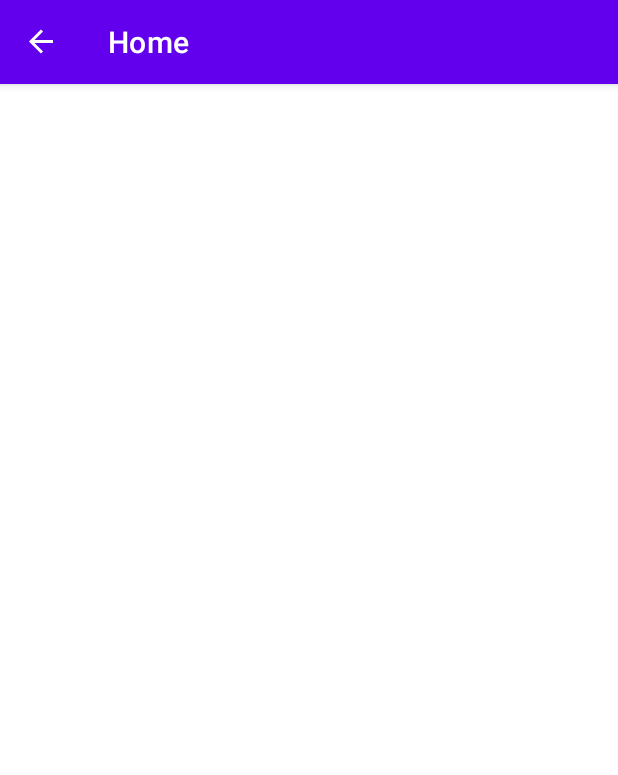
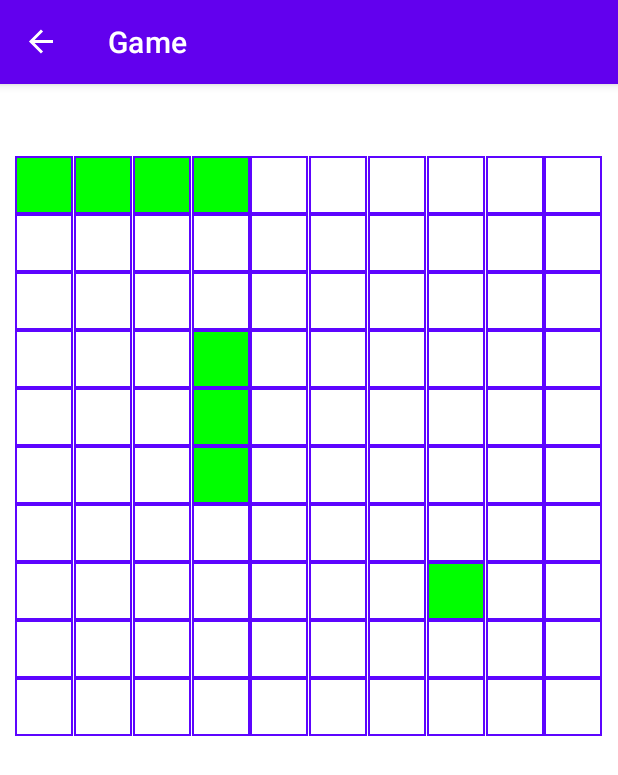
Before and after one commit to AlexanderZaletilo/PPO, an Android app: the MainActivity screen opened directly, with no data from a screen before it, after a tap on "CREATE", on a phone screen of 412 x 824 dp. Shown: the top 775 px of the screen. Run offline under Robolectric (Android 15) with nearby library versions, the phone set to English and light mode, and no system bars; our stand-ins replace Firebase (no records; nobody signed in at launch, a user with empty details on screens opened directly), navigation-ui; 1 statement that could not run was skipped; 1 other tap on this screen came first.

Commit message:
basic game fragment. visible generated ID and your matrix with ships

```diff
--- a/lab3/app/src/main/AndroidManifest.xml
+++ b/lab3/app/src/main/AndroidManifest.xml
@@ -15,7 +15,8 @@
                 <category android:name="android.intent.category.LAUNCHER" />
             </intent-filter>
         </activity>
-        <activity android:name=".MainActivity">
+        <activity android:name=".MainActivity"
+            android:screenOrientation="portrait">
         </activity>
     </application>
 
--- /dev/null
+++ b/lab3/app/src/main/java/com/example/lab3/GameAdapter.kt
@@ -0,0 +1,49 @@
+package com.example.lab3
+
+import android.graphics.Color
+import android.view.LayoutInflater
+import android.view.View
+import android.view.ViewGroup
+import android.widget.ImageView
+import android.widget.LinearLayout
+import android.widget.TextView
+import androidx.recyclerview.widget.RecyclerView
+import com.example.lab3.game.Cell
+import com.example.lab3.game.Field
+import java.lang.String
+import java.util.*
+
+
+class GameAdapter(val field: Field) : RecyclerView.Adapter<GameAdapter.MyViewHolder>() {
+
+    private lateinit var recycler: RecyclerView
+    override fun onAttachedToRecyclerView(recyclerView: RecyclerView) {
+        super.onAttachedToRecyclerView(recyclerView)
+        recycler = recyclerView
+    }
+    override fun onCreateViewHolder(viewGroup: ViewGroup, i: Int): MyViewHolder {
+        val inflater = LayoutInflater.from(viewGroup.context)
+        val view = inflater.inflate(R.layout.game_item, viewGroup, false)
+        view.layoutParams.height = recycler.measuredWidth / 10
+        view.layoutParams.width = recycler.measuredWidth / 10
+        return MyViewHolder(view)
+    }
+
+    override fun onBindViewHolder(viewHolder: MyViewHolder, i: Int) {
+        val row = i / 10
+        val col = i % 10
+        val cell = field._field[row][col]
+        viewHolder.cellImageView.setImageResource(R.drawable.ic_item_back)
+        if(cell.ship != null)
+            viewHolder.cellImageView.isSelected = true
+    }
+
+    override fun getItemCount(): Int {
+        return 100
+    }
+
+    inner class MyViewHolder(itemView: View) : RecyclerView.ViewHolder(itemView) {
+        val cellImageView: ImageView = itemView.findViewById(R.id.cell_image_view)
+    }
+
+}
--- a/lab3/app/src/main/java/com/example/lab3/GameFragment.kt
+++ b/lab3/app/src/main/java/com/example/lab3/GameFragment.kt
@@ -4,19 +4,40 @@ import android.os.Bundle
 import android.view.LayoutInflater
 import android.view.View
 import android.view.ViewGroup
+import android.widget.ImageView
+import android.widget.TextView
 import androidx.fragment.app.Fragment
 import androidx.navigation.fragment.navArgs
+import androidx.recyclerview.widget.DividerItemDecoration
+import androidx.recyclerview.widget.GridLayoutManager
+import androidx.recyclerview.widget.LinearLayoutManager
+import androidx.recyclerview.widget.RecyclerView
 import com.example.lab3.R
+import com.example.lab3.game.Field
 
 
 class GameFragment : Fragment() {
 
     private val args: GameFragmentArgs by navArgs()
+    private lateinit var yourRecycler: RecyclerView
+    private lateinit var enemyRecycler: RecyclerView
+    private lateinit var title: TextView
     override fun onCreateView(
         inflater: LayoutInflater, container: ViewGroup?,
         savedInstanceState: Bundle?
     ): View? {
         val view = inflater.inflate(R.layout.fragment_game, container, false)
+        yourRecycler = view.findViewById(R.id.your_recycler)
+        title = view.findViewById(R.id.game_title_id)
+        val manager = GridLayoutManager(requireContext(), 10)
+        yourRecycler.layoutManager = manager
+        yourRecycler.adapter = GameAdapter(Field());
+        yourRecycler.minimumHeight = yourRecycler.width
+        if(args.isHost)
+        {
+            title.visibility = TextView.VISIBLE
+            title.text = "ID: ${args.id}"
+        }
         return view
     }
 }
--- a/lab3/app/src/main/java/com/example/lab3/game/Field.kt
+++ b/lab3/app/src/main/java/com/example/lab3/game/Field.kt
@@ -7,5 +7,18 @@ class Field {
     constructor()
     {
         _field = Array(10) {Array(10) {Cell()} }
+        val ships = arrayOf(
+                Ship(Point(0, 0), Point(0, 3)),
+                Ship(Point(3, 3), Point(5, 3)),
+                Ship(Point(7, 7), Point(7, 7)),
+        )
+        _field[0][0].ship = ships[0]
+        _field[0][1].ship = ships[0]
+        _field[0][2].ship = ships[0]
+        _field[0][3].ship = ships[0]
+        _field[3][3].ship = ships[1]
+        _field[4][3].ship = ships[1]
+        _field[5][3].ship = ships[1]
+        _field[7][7].ship = ships[2]
     }
 }
--- a/lab3/app/src/main/java/com/example/lab3/game/Point.kt
+++ b/lab3/app/src/main/java/com/example/lab3/game/Point.kt
@@ -1,4 +1,4 @@
 package com.example.lab3.game
 
 
-data class Point(val col: Int, val row: Int)
+data class Point(val row: Int, val col: Int)
--- /dev/null
+++ b/lab3/app/src/main/res/drawable/ic_baseline_empty_24.xml
@@ -0,0 +1 @@
+<shape/>
--- /dev/null
+++ b/lab3/app/src/main/res/drawable/ic_baseline_hit_24.xml
@@ -0,0 +1,5 @@
+<vector android:alpha="0.6" android:height="24dp"
+    android:tint="?attr/colorControlNormal" android:viewportHeight="24"
+    android:viewportWidth="24" android:width="24dp" xmlns:android="http://schemas.android.com/apk/res/android">
+    <path android:fillColor="@android:color/white" android:pathData="M19,6.41L17.59,5 12,10.59 6.41,5 5,6.41 10.59,12 5,17.59 6.41,19 12,13.41 17.59,19 19,17.59 13.41,12z"/>
+</vector>
--- /dev/null
+++ b/lab3/app/src/main/res/drawable/ic_baseline_missed_24.xml
@@ -0,0 +1,5 @@
+<vector android:alpha="0.6" android:height="24dp"
+    android:tint="?attr/colorControlNormal" android:viewportHeight="24"
+    android:viewportWidth="24" android:width="24dp" xmlns:android="http://schemas.android.com/apk/res/android">
+    <path android:fillColor="@android:color/white" android:pathData="M12,12m-10,0a10,10 0,1 1,20 0a10,10 0,1 1,-20 0"/>
+</vector>
--- /dev/null
+++ b/lab3/app/src/main/res/drawable/ic_item_back.xml
@@ -0,0 +1,19 @@
+<?xml version="1.0" encoding="utf-8"?>
+<selector xmlns:android="http://schemas.android.com/apk/res/android">
+    <item android:state_selected="false">
+        <shape android:shape="rectangle">
+            <solid android:color="@color/white"/>
+            <stroke
+                android:color="#5d05ff"
+                android:width="1dp"/>
+        </shape>
+    </item>
+    <item android:state_selected="true">
+        <shape android:shape="rectangle">
+            <solid android:color="#00FF00"/>
+            <stroke
+                android:color="#5d05ff"
+                android:width="1dp"/>
+        </shape>
+    </item>
+</selector>
--- a/lab3/app/src/main/res/layout/fragment_game.xml
+++ b/lab3/app/src/main/res/layout/fragment_game.xml
@@ -1,18 +1,43 @@
 <?xml version="1.0" encoding="utf-8"?>
-<LinearLayout xmlns:android="http://schemas.android.com/apk/res/android"
+<ScrollView xmlns:app="http://schemas.android.com/apk/res-auto"
+    xmlns:tools="http://schemas.android.com/tools"
+    android:layout_height="match_parent"
+    xmlns:android="http://schemas.android.com/apk/res/android"
+    android:layout_width="match_parent">
+<androidx.constraintlayout.widget.ConstraintLayout
     android:layout_width="match_parent"
-    android:layout_height="match_parent"
+    android:layout_height="wrap_content"
     android:gravity="center_horizontal"
     android:orientation="vertical"
-    android:padding="15dp">
-
+    android:padding="10dp">
     <TextView
         android:id="@+id/game_title_id"
+        style="@style/game_lobby_textview"
+        android:layout_marginTop="5dp"
         android:visibility="gone"
-        style="@style/game_lobby_textview" />
+        app:layout_constraintEnd_toEndOf="parent"
+        app:layout_constraintHorizontal_bias="0.5"
+        app:layout_constraintStart_toStartOf="parent"
+        app:layout_constraintTop_toTopOf="parent" />
 
     <androidx.recyclerview.widget.RecyclerView
         android:id="@+id/your_recycler"
-        android:layout_width="wrap_content"
-        android:layout_height="wrap_content" />
-</LinearLayout>
+        android:layout_width="match_parent"
+        android:layout_height="0dp"
+        android:layout_marginTop="5dp"
+        app:layout_constraintEnd_toEndOf="parent"
+        app:layout_constraintHorizontal_bias="0.448"
+        app:layout_constraintStart_toStartOf="parent"
+        app:layout_constraintTop_toBottomOf="@+id/game_title_id" />
+
+    <androidx.recyclerview.widget.RecyclerView
+        android:id="@+id/enemy_recycler"
+        android:layout_width="match_parent"
+        android:layout_height="0dp"
+        android:layout_marginTop="20dp"
+        app:layout_constraintHeight_percent="0.4"
+        app:layout_constraintEnd_toEndOf="parent"
+        app:layout_constraintStart_toStartOf="parent"
+        app:layout_constraintTop_toBottomOf="@+id/your_recycler" />
+</androidx.constraintlayout.widget.ConstraintLayout>
+</ScrollView>
--- /dev/null
+++ b/lab3/app/src/main/res/layout/game_item.xml
@@ -0,0 +1,12 @@
+<?xml version="1.0" encoding="utf-8"?>
+<LinearLayout xmlns:android="http://schemas.android.com/apk/res/android"
+    android:layout_width="match_parent"
+    android:layout_height="match_parent"
+    android:gravity="center_horizontal"
+    android:orientation="vertical"
+    android:background="@drawable/ic_item_back">
+    <ImageView
+        android:id="@+id/cell_image_view"
+        android:layout_width="match_parent"
+        android:layout_height="match_parent" />
+</LinearLayout>
--- a/lab3/app/src/main/res/navigation/mobile_navigation.xml
+++ b/lab3/app/src/main/res/navigation/mobile_navigation.xml
@@ -16,7 +16,7 @@
     <fragment
         android:id="@+id/game_dest"
         android:name="com.example.lab3.GameFragment"
-        android:label="Home"
+        android:label="Game"
         tools:layout="@layout/fragment_game">
         <argument app:argType="string"
             android:name="ID"/>
--- a/lab3/app/src/main/res/values/strings.xml
+++ b/lab3/app/src/main/res/values/strings.xml
@@ -13,4 +13,5 @@
     <string name="join">Join</string>
     <string name="id_dots">Id...</string>
     <string name="join_game_label">Join generated game by ID</string>
+    <string name="remember">Remember</string>
 </resources>
```
Also changed, not shown: lab3/app/src/main/java/com/example/lab3/AuthActivity.kt (+23 -15 lines), lab3/app/src/main/res/layout/activity_auth.xml (+15 -4 lines).
